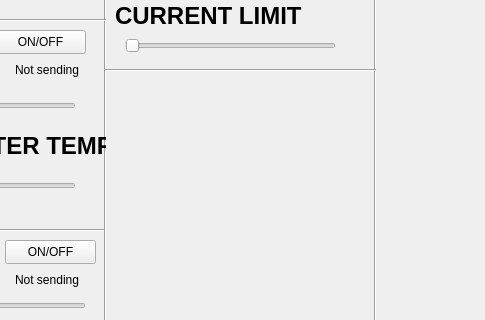
First picture: the form in mainwindow.ui, repository JakobGerjolj/Riverdi7TesterGUI, before the edit; both pictures show x 715 to 1200 and y 250 to 570 of the 1200 by 800 pixel window.
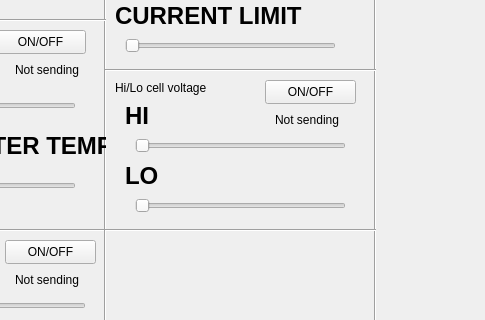
Second picture: the form after the edit.

Commit message: Added Hi/Lo voltage

```diff
--- a/mainwindow.ui
+++ b/mainwindow.ui
@@ -1358,6 +1358,128 @@
      <enum>Qt::Horizontal</enum>
     </property>
    </widget>
+   <widget class="QSlider" name="speedSlider_16">
+    <property name="geometry">
+     <rect>
+      <x>850</x>
+      <y>380</y>
+      <width>211</width>
+      <height>31</height>
+     </rect>
+    </property>
+    <property name="maximum">
+     <number>60000</number>
+    </property>
+    <property name="orientation">
+     <enum>Qt::Horizontal</enum>
+    </property>
+   </widget>
+   <widget class="QLabel" name="label_32">
+    <property name="geometry">
+     <rect>
+      <x>840</x>
+      <y>350</y>
+      <width>151</width>
+      <height>31</height>
+     </rect>
+    </property>
+    <property name="font">
+     <font>
+      <pointsize>18</pointsize>
+      <bold>true</bold>
+     </font>
+    </property>
+    <property name="text">
+     <string>HI</string>
+    </property>
+   </widget>
+   <widget class="QLabel" name="PortBatInfoLabel_2">
+    <property name="geometry">
+     <rect>
+      <x>990</x>
+      <y>360</y>
+      <width>91</width>
+      <height>20</height>
+     </rect>
+    </property>
+    <property name="text">
+     <string>Not sending</string>
+    </property>
+   </widget>
+   <widget class="QPushButton" name="pushButton_11">
+    <property name="geometry">
+     <rect>
+      <x>980</x>
+      <y>330</y>
+      <width>91</width>
+      <height>24</height>
+     </rect>
+    </property>
+    <property name="text">
+     <string>ON/OFF</string>
+    </property>
+   </widget>
+   <widget class="QLabel" name="label_33">
+    <property name="geometry">
+     <rect>
+      <x>830</x>
+      <y>330</y>
+      <width>141</width>
+      <height>16</height>
+     </rect>
+    </property>
+    <property name="text">
+     <string>Hi/Lo cell voltage</string>
+    </property>
+   </widget>
+   <widget class="QLabel" name="label_34">
+    <property name="geometry">
+     <rect>
+      <x>840</x>
+      <y>410</y>
+      <width>151</width>
+      <height>31</height>
+     </rect>
+    </property>
+    <property name="font">
+     <font>
+      <pointsize>18</pointsize>
+      <bold>true</bold>
+     </font>
+    </property>
+    <property name="text">
+     <string>LO</string>
+    </property>
+   </widget>
+   <widget class="QSlider" name="speedSlider_17">
+    <property name="geometry">
+     <rect>
+      <x>850</x>
+      <y>440</y>
+      <width>211</width>
+      <height>31</height>
+     </rect>
+    </property>
+    <property name="maximum">
+     <number>60000</number>
+    </property>
+    <property name="orientation">
+     <enum>Qt::Horizontal</enum>
+    </property>
+   </widget>
+   <widget class="Line" name="line_15">
+    <property name="geometry">
+     <rect>
+      <x>820</x>
+      <y>470</y>
+      <width>271</width>
+      <height>20</height>
+     </rect>
+    </property>
+    <property name="orientation">
+     <enum>Qt::Horizontal</enum>
+    </property>
+   </widget>
   </widget>
   <widget class="QMenuBar" name="menubar">
    <property name="geometry">
```
Left out of the diff: 2 changed lines with no effect on the pictures. The commit also changes 4 other files.
